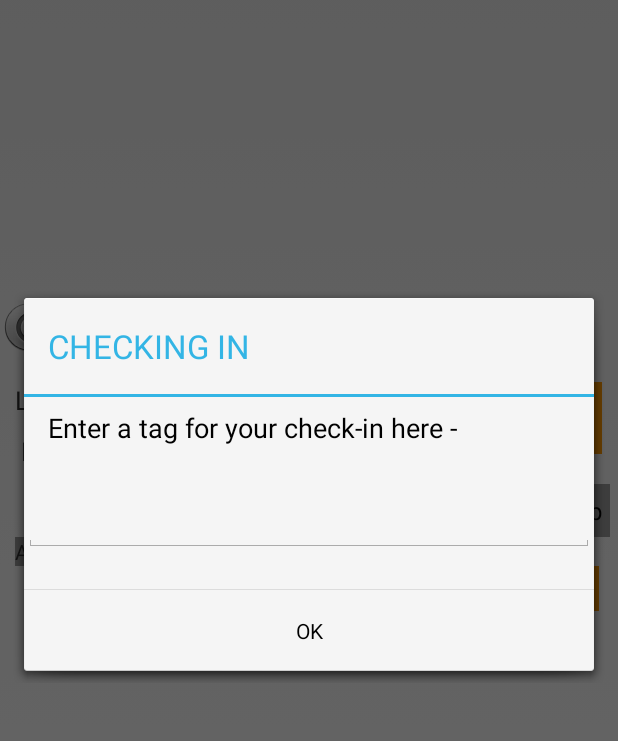
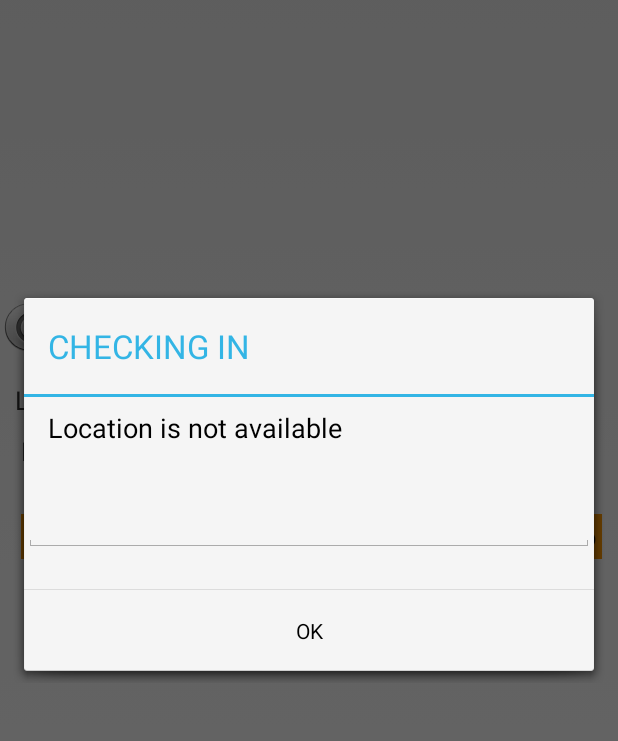
Before and after one commit to madamvixen/LocatioNinja, an Android app: the screen it shows after launch (MapsActivity), after a tap on "Check-In", on a phone screen of 412 x 824 dp, the part 133-874 px from its top. Run offline under Robolectric (Android 15) with nearby library versions, the phone set to English and light mode, and no system bars; libraries missing offline, so code that uses them is left out: com.google.maps.android.

Commit message:
--Corrected  code for choice between network localization and GPS. Still a few bugs left to fix.  -- Able to generate Heatmap. Bug: tile overlayoptions does not allow for hiding heatmaps.

```diff
--- a/app/src/main/java/com/mobileapp/rutgers/locationinja/DatabaseHandler.java
+++ b/app/src/main/java/com/mobileapp/rutgers/locationinja/DatabaseHandler.java
@@ -32,7 +32,7 @@ public class DatabaseHandler extends SQLiteOpenHelper {
     @Override
     public void onCreate(SQLiteDatabase db) {
         String CREATE_PRODUCTS_TABLE = "CREATE TABLE IF NOT EXISTS "+ TABLE_DOCS + "(" + KEY_ID +" INTEGER PRIMARY KEY AUTOINCREMENT NOT NULL, "+KEY_PLACENAME
-                + " TEXT NOT NULL," + KEY_LATITUDE + " TEXT NOT NULL UNIQUE," + KEY_LONGITUDE + " TEXT NOT NULL UNIQUE" + ")";
+                + " TEXT NOT NULL," + KEY_LATITUDE + " TEXT NOT NULL," + KEY_LONGITUDE + " TEXT NOT NULL" + ")";
 
 
 //        Log.e("DATABSE HELPER", "the query is: " + CREATE_PRODUCTS_TABLE);
--- a/app/src/main/java/com/mobileapp/rutgers/locationinja/HMDatabaseHandler.java
+++ b/app/src/main/java/com/mobileapp/rutgers/locationinja/HMDatabaseHandler.java
@@ -33,7 +33,7 @@ public class HMDatabaseHandler  extends SQLiteOpenHelper {
     @Override
     public void onCreate(SQLiteDatabase db) {
         String CREATE_HEATMAP_TABLE = "CREATE TABLE IF NOT EXISTS "+ TABLE_HM + "(" + KEY_HMID +" INTEGER PRIMARY KEY AUTOINCREMENT NOT NULL, " +
-                KEY_HMNAME + " TEXT NOT NULL," + KEY_HMLATI + " TEXT NOT NULL UNIQUE," + KEY_HMLONG + " TEXT NOT NULL UNIQUE" + ")";
+                KEY_HMNAME + " TEXT," + KEY_HMLATI + " TEXT NOT NULL," + KEY_HMLONG + " TEXT NOT NULL" + ")";
 
 //        Log.e("DATABSE HELPER", "the query is: " + CREATE_PRODUCTS_TABLE);
         db.execSQL(CREATE_HEATMAP_TABLE);
@@ -50,6 +50,7 @@ public class HMDatabaseHandler  extends SQLiteOpenHelper {
 
         SQLiteDatabase db = getWritableDatabase();
         ContentValues _values = new ContentValues();
+        _values.put(KEY_HMNAME, _checkedInLocation.get_nameofplace());
         _values.put(KEY_HMLATI, _checkedInLocation.get_latitude());
         _values.put(KEY_HMLONG, _checkedInLocation.get_longitude());
         db.insert(TABLE_HM, null, _values);
--- a/app/src/main/java/com/mobileapp/rutgers/locationinja/MapsActivity.java
+++ b/app/src/main/java/com/mobileapp/rutgers/locationinja/MapsActivity.java
@@ -28,6 +28,7 @@ import android.widget.Button;
 import android.widget.CheckBox;
 import android.widget.EditText;
 import android.widget.ListView;
+import android.widget.RadioButton;
 import android.widget.TextView;
 import android.widget.Toast;
 import android.widget.ZoomControls;
@@ -66,6 +67,7 @@ public class MapsActivity extends FragmentActivity implements GoogleApiClient.Co
     Button BtnCheckIn;
     Button BtnViewAllLocations;
     Button BtnClearEntries;
+
     CheckBox BtnViewHeatMap;
     ZoomControls ControlMapZoom;
 
@@ -80,23 +82,22 @@ public class MapsActivity extends FragmentActivity implements GoogleApiClient.Co
     static Geocoder geocoder;
     GoogleApiClient mGoogleApiClient;
 
+    boolean isHeatMapEnabled = false;
+
     @Override
     protected void onCreate(Bundle savedInstanceState) {
         super.onCreate(savedInstanceState);
         setContentView(R.layout.activity_maps);
-//        Log.e("LocaioNinja", "The thread id is: " + android.os.Process.getThreadPriority(android.os.Process.myTid()));
 
         //Building the API client - for Location Services API
         this.buildGoogleApiClient();
-
-        //Start background task on obtaining locations for heatmaps
-//        new updateLocationTask().execute();
 
         // Obtain the SupportMapFragment and get notified when the map is ready to be used.
         SupportMapFragment mapFragment = (SupportMapFragment) getSupportFragmentManager()
                 .findFragmentById(R.id.map);
         mapFragment.getMapAsync(this);
 
+        //Initialising the UI components
         longitudeTV = (TextView) findViewById(R.id.longitudeText);
         latitudeTV = (TextView) findViewById(R.id.latitudeText);
         addressTV = (TextView) findViewById(R.id.addressTextView);
@@ -105,44 +106,42 @@ public class MapsActivity extends FragmentActivity implements GoogleApiClient.Co
         BtnClearEntries = (Button) findViewById(R.id.buttonClear);
         BtnViewHeatMap = (CheckBox) findViewById(R.id.showHeatMapButton);
         ControlMapZoom = (ZoomControls) findViewById(R.id.mapZoomControls);
-
         dbHandler = new DatabaseHandler(getApplicationContext(), null, null, 1);
 
         myLocations = dbHandler.getAllMyLocations();
-        showCheckIns(myLocations);
+        showCheckIns(myLocations); //display checkdin locations on launch
 
         hmdbHandler = new HMDatabaseHandler(getApplicationContext(), null, null, 1);
 
         if (Geocoder.isPresent()) {
             geocoder = new Geocoder(MapsActivity.this);
         }
-
-        BtnViewAllLocations.setOnClickListener(new View.OnClickListener() {
-            @Override
-            public void onClick(View v) {
-//                List<checkedInLocation> myLocations = dbHandler.getAllMyLocations();
-                    showCheckIns(myLocations);
-            }
-        });
-
-        BtnClearEntries.setOnClickListener(new View.OnClickListener() {
-            @Override
-            public void onClick(View v) {
-                dbHandler.clearDatabase();
-            }
-        });
+//          to view all checked in locations and clear the entries
+//        BtnViewAllLocations.setOnClickListener(new View.OnClickListener() {
+//            @Override
+//            public void onClick(View v) {
+////                List<checkedInLocation> myLocations = dbHandler.getAllMyLocations();
+//                showCheckIns(myLocations);
+//            }
+//        });
+//
+//        BtnClearEntries.setOnClickListener(new View.OnClickListener() {
+//            @Override
+//            public void onClick(View v) {
+//                dbHandler.clearDatabase();
+//            }
+//        });
 
     }
 
+    //Method to display the Checked in locations by the user
     private void showCheckIns(List<checkedInLocation> _myLocations) {
 
         AlertDialog.Builder _alertDialog = new AlertDialog.Builder(MapsActivity.this);
         _alertDialog.setTitle("CHECK-INS");
 
-        if(_myLocations.isEmpty())
-        {
-            Log.e("LOCATIONINJA", "LIST IS EMPTY");
-
+        if (_myLocations.isEmpty()) {
+//            Log.e("LOCATIONINJA", "LIST IS EMPTY");
             _alertDialog.setMessage("Sorry! You have no check-ins!");
             _alertDialog.setPositiveButton("OK", new DialogInterface.OnClickListener() {
                 @Override
@@ -150,16 +149,13 @@ public class MapsActivity extends FragmentActivity implements GoogleApiClient.Co
                     dialog.cancel();
                 }
             });
-        }
-        else
-        {
+        } else {
             String _placenames[] = new String[dbHandler.getLocationsCount()];
 
             for (int index = 0; index < dbHandler.getLocationsCount(); index++) {
-                Log.e("LOCATIONINJA", String.valueOf(_myLocations.get(index).getId()) + ", " + _myLocations.get(index).get_nameofplace() +
-                        " , " + _myLocations.get(index).get_latitude() + " , " + _myLocations.get(index).get_longitude());
+//                Log.e("LOCATIONINJA", String.valueOf(_myLocations.get(index).getId()) + ", " + _myLocations.get(index).get_nameofplace() +
+//                        " , " + _myLocations.get(index).get_latitude() + " , " + _myLocations.get(index).get_longitude());
                 _placenames[index] = _myLocations.get(index).get_nameofplace();
-//            _myData.add(_myLocations.get(index).get_nameofplace());
             }
 
             LayoutInflater inflater = getLayoutInflater();
@@ -168,13 +164,11 @@ public class MapsActivity extends FragmentActivity implements GoogleApiClient.Co
             (convertView.findViewById(R.id.etext)).setVisibility(View.INVISIBLE);
 
             if (_placenames.length != 0) {
-                Log.e("LocatioNinja", "inside the non-empty checkins ");
                 ArrayAdapter<String> _myData = new ArrayAdapter<>(this, android.R.layout.simple_list_item_1, _placenames);
                 lv.setAdapter(_myData);
             }
 
             _alertDialog.setView(convertView);
-
             _alertDialog.setNeutralButton("OK", new DialogInterface.OnClickListener() {
                 @Override
                 public void onClick(DialogInterface dialog, int which) {
@@ -185,13 +179,14 @@ public class MapsActivity extends FragmentActivity implements GoogleApiClient.Co
         _alertDialog.show();
     }
 
+    //Broadcast receiver for obtaining the change in location from the intent service
     static ArrayList<String> Distances = new ArrayList<>();
-    public static class _bReceiver extends BroadcastReceiver{
+    public static class _bReceiver extends BroadcastReceiver {
         Bundle extras;
+
         @Override
         public void onReceive(Context context, Intent intent) {
-            if(intent.getAction()=="UPDATELOCATION") {
-                Log.e("LOCATIONINJA", "Received broadcast");
+            if (intent.getAction() == "UPDATELOCATION") {
                 extras = intent.getExtras();
                 Distances = intent.getStringArrayListExtra("distances");
                 myLastlocation = (Location) extras.get("newlocation");
@@ -208,17 +203,17 @@ public class MapsActivity extends FragmentActivity implements GoogleApiClient.Co
                                 String.valueOf(myLastlocation.getLatitude()), String.valueOf(myLastlocation.getLongitude()));
                         dbh.createHMLocation(_checkedInLocation);
                     }
-                }, 10000, 300000);
+                }, 10000, 300000);//schedule task of updating the locations every 5 mins
             }
         }
     }
 
-    private boolean isGPSEnabled(){
+    private boolean isGPSEnabled() {
         locManager = (LocationManager) getBaseContext().getSystemService(LOCATION_SERVICE);
         return locManager.isProviderEnabled(LocationManager.GPS_PROVIDER);
     }
 
-    private boolean isNetworkEnabled(){
+    private boolean isNetworkEnabled() {
         locManager = (LocationManager) getBaseContext().getSystemService(LOCATION_SERVICE);
         return locManager.isProviderEnabled(LocationManager.NETWORK_PROVIDER);
     }
@@ -234,22 +229,17 @@ public class MapsActivity extends FragmentActivity implements GoogleApiClient.Co
         //TODO: Check if location enabled - else don't go ahead with application
 
         if (!isGPSEnabled() && !isNetworkEnabled()) {
-            Log.e("LocatioNinja", "Showing alert dialog for enabling location");
+//            Log.e("LocatioNinja", "Showing alert dialog for enabling location");
             showSettingsAlert();
-        }
-        else
+        } else
             mGoogleApiClient.connect();
     }
 
     @Override
-    public void onResume()
-    {
+    public void onResume() {
         super.onResume();
-        if(!mGoogleApiClient.isConnected() && isGPSEnabled() && isNetworkEnabled()) {
+        if (!mGoogleApiClient.isConnected() && (isGPSEnabled() || isNetworkEnabled())) {
             mGoogleApiClient.connect();
-        }
-        else if(!isGPSEnabled()&& !isNetworkEnabled()) {
-             BtnCheckIn.setEnabled(false);
         }
 
         BtnCheckIn.setOnClickListener(new View.OnClickListener() {
@@ -262,15 +252,19 @@ public class MapsActivity extends FragmentActivity implements GoogleApiClient.Co
     }
 
     EditText tv;
+
     private void showCheckingInAlert() {
         LayoutInflater inflater = getLayoutInflater();
         View convertView = (View) inflater.inflate(R.layout.locationlist, null);
         tv = (EditText) convertView.findViewById(R.id.etext);
 
-        AlertDialog.Builder _alertDialog = new AlertDialog.Builder(MapsActivity.this)
+        final AlertDialog.Builder _alertDialog = new AlertDialog.Builder(MapsActivity.this)
                 .setTitle("CHECKING IN")
-                .setView(convertView)
-                .setMessage("Enter a tag for your check-in here -");
+                .setView(convertView);
+        if(myLastlocation!=null)
+                _alertDialog.setMessage("Enter a tag for your check-in here -");
+        else
+            _alertDialog.setMessage("Location is not available");
 
         _alertDialog.setPositiveButton("OK", new DialogInterface.OnClickListener() {
             @Override
@@ -296,7 +290,9 @@ public class MapsActivity extends FragmentActivity implements GoogleApiClient.Co
      * installed Google Play services and returned to the app.
      */
 
+    //Display the Map View
     static LatLng myPresentLoc;
+
     @Override
     public void onMapReady(GoogleMap googleMap) {
         mMap = googleMap;
@@ -330,23 +326,24 @@ public class MapsActivity extends FragmentActivity implements GoogleApiClient.Co
                         index = 4;
                         break;
                 }
-
+                if (!Distances.isEmpty()) {
                     marker.setSnippet("you are " + Distances.get(index) + " miles away from here!");
+                }
                 marker.showInfoWindow();
                 return false;
             }
         });
 
-        mMap.setOnMyLocationButtonClickListener(new GoogleMap.OnMyLocationButtonClickListener() {
-            @Override
-            public boolean onMyLocationButtonClick() {
-                //check if location enabled
-                if (isGPSEnabled() && isNetworkEnabled()) {
-                    BtnCheckIn.setEnabled(true);
-                }
-                return false;
-            }
-        });
+//        mMap.setOnMyLocationButtonClickListener(new GoogleMap.OnMyLocationButtonClickListener() {
+//            @Override
+//            public boolean onMyLocationButtonClick() {
+//                //check if location enabled
+//                if (isGPSEnabled() && isNetworkEnabled()) {
+//                    BtnCheckIn.setEnabled(true);
+//                }
+//                return false;
+//            }
+//        });
 
         //implementing Zoom in-out controls
         ControlMapZoom.setOnZoomInClickListener(new View.OnClickListener() {
@@ -367,12 +364,12 @@ public class MapsActivity extends FragmentActivity implements GoogleApiClient.Co
         BtnViewHeatMap.setOnClickListener(new View.OnClickListener() {
             @Override
             public void onClick(View v) {
-                if(BtnViewHeatMap.isChecked())
                  addHeatMap();
             }
         });
     }
 
+    //Method to add heatmap to the given map
     private void addHeatMap() {
             List<checkedInLocation> _manualLocations = dbHandler.getAllMyLocations();
             List<checkedInLocation> myLocations = hmdbHandler.getAllMyHMLocations();
@@ -380,25 +377,24 @@ public class MapsActivity extends FragmentActivity implements GoogleApiClient.Co
 
             Collection<LatLng> myCoordinates = new ArrayList<>();
 
-        for(int i = 0; i<myLocations.size();i++) {
+            for (int i = 0; i < myLocations.size(); i++) {
                 myCoordinates.add(new LatLng(Double.parseDouble(myLocations.get(i).get_latitude()), Double.parseDouble(myLocations.get(i).get_longitude())));
             }
 
 //      Create a heat map tile provider, passing it the latlngs of the police stations.
             HeatmapTileProvider provider = new HeatmapTileProvider.Builder().data(myCoordinates).build();
 //      Add a tile overlay to the map, using the heat map tile provider.
-        mMap.addTileOverlay(new TileOverlayOptions().tileProvider(provider));
-
+            mMap.addTileOverlay(new TileOverlayOptions().tileProvider(provider).visible(BtnViewHeatMap.isChecked()));
     }
 
+    //Zooming to current location
     static boolean mapupd = false;
-    public static void updateMarker(Location location)
-    {
+    public static void updateMarker(Location location) {
         if (location != null) {
             Log.e("LocatioNinja", "my Location not null");
 
             myPresentLoc = new LatLng(location.getLatitude(), location.getLongitude());
-            if(!mapupd) {
+            if (!mapupd) {
 //                mMap.addMarker(new MarkerOptions().position(myPresentLoc).title("I am Here"));
                 mMap.animateCamera(CameraUpdateFactory.newLatLngZoom(myPresentLoc, 13));
                 mapupd = true;
@@ -409,17 +405,16 @@ public class MapsActivity extends FragmentActivity implements GoogleApiClient.Co
         }
     }
 
-    private static void updateAddress(Location location)
-    {
+    //Method to update address of the present location
+    private static void updateAddress(Location location) {
 //            ---------------------------------------------------------------------------------------------------------------------------------------
 //            Using GeoCoder for obtaining the address given the location;
 //            geoCoder created in onCreate() method
-        if(location!=null) {
+        if (location != null) {
             List<Address> getAddresses = null;
             if (geocoder != null) {
-                Log.e("LocatioNinja", "Geocoder present, getting the address");
+//                Log.e("LocatioNinja", "Geocoder present, getting the address");
                 try {
-
                     getAddresses = geocoder.getFromLocation(location.getLatitude(), location.getLongitude(), 10);
                 } catch (IOException e) {
                     e.printStackTrace();
@@ -428,7 +423,7 @@ public class MapsActivity extends FragmentActivity implements GoogleApiClient.Co
 
             if (getAddresses != null) {
                 for (int i = 0; i < getAddresses.size(); i++) {
-                    Log.e("LocationNinja", getAddresses.get(i).toString());
+//                    Log.e("LocationNinja", getAddresses.get(i).toString());
                     String addString = getAddresses.get(0).getAddressLine(0) + "\n" + getAddresses.get(0).getAddressLine(1) + "\n" +
                             getAddresses.get(0).getAddressLine(2);
                     addressTV.setText(addString);
@@ -440,6 +435,7 @@ public class MapsActivity extends FragmentActivity implements GoogleApiClient.Co
 
     @Override
     public void onLocationChanged(Location location) {
+
     }
 
     @Override
@@ -457,8 +453,9 @@ public class MapsActivity extends FragmentActivity implements GoogleApiClient.Co
     @Override
     public void onConnected(Bundle bundle) {
 
-        Log.e("LocatioNinja", "Inside getConnected method");
-        myLocationGetter = new MyLocationGetter(MapsActivity.this, mGoogleApiClient);
+//            Log.e("LocatioNinja", "Inside getConnected method");
+            //RACE AROUND CONDITIONS: MylocationGetter is an intent service and any task scheduled inside intentservice is on a worker thread and not the main thread. This helps prevent race around condition.
+            myLocationGetter = new MyLocationGetter(MapsActivity.this, mGoogleApiClient, isGPSEnabled(), isNetworkEnabled());
             Intent intent = new Intent();
             intent.setAction("GETLOCATION");
             myLocationGetter.onBind(intent);
@@ -484,26 +481,29 @@ public class MapsActivity extends FragmentActivity implements GoogleApiClient.Co
         alertDialog.setPositiveButton("OK", new DialogInterface.OnClickListener() {
             @Override
             public void onClick(DialogInterface dialog, int which) {
+                dialog.dismiss();
+                //Launch the Location settings screen
                 Intent intent = new Intent(Settings.ACTION_LOCATION_SOURCE_SETTINGS);
                 MapsActivity.this.startActivityForResult(intent, 2);
             }
         });
 
-        alertDialog.setNegativeButton("Change settings later", new DialogInterface.OnClickListener() {
-            @Override
-            public void onClick(DialogInterface dialog, int which) {
-                Toast.makeText(MapsActivity.this, "Oopsie! ALL FUNCTIONALITIES WILL NOT BE AVAILABLE!", Toast.LENGTH_LONG).show();
-            }
-        });
+//        alertDialog.setNegativeButton("Change settings later", new DialogInterface.OnClickListener() {
+//            @Override
+//            public void onClick(DialogInterface dialog, int which) {
+//                Toast.makeText(MapsActivity.this, "Oopsie! ALL FUNCTIONALITIES WILL NOT BE AVAILABLE!", Toast.LENGTH_LONG).show();
+//            }
+//        });
 
         alertDialog.show();
     }
 
+    //on location set from settings menu
     @Override
     protected void onActivityResult(int requestCode, int resultCode, Intent _intent)
     {
         if(requestCode == 2) {
-            if(isGPSEnabled()&&isNetworkEnabled()) {
+            if(isGPSEnabled()||isNetworkEnabled()) {
                 BtnCheckIn.setEnabled(true);
                 mGoogleApiClient.connect();
             }
@@ -511,10 +511,10 @@ public class MapsActivity extends FragmentActivity implements GoogleApiClient.Co
     }
 
     @Override
-    public void onStop()
-    {
+    public void onStop()    {
         super.onStop();
         dbHandler.close();
+        hmdbHandler.close();
     }
 
 }
--- a/app/src/main/res/layout/activity_maps.xml
+++ b/app/src/main/res/layout/activity_maps.xml
@@ -1,6 +1,7 @@
 <RelativeLayout xmlns:android="http://schemas.android.com/apk/res/android"
     android:layout_width="match_parent"
-    android:layout_height="match_parent">
+    android:layout_height="match_parent"
+    android:clickable="true">
 
     <fragment
         android:layout_width="match_parent"
@@ -14,17 +15,14 @@
     <Button
         android:id="@+id/CheckInButton"
         android:layout_width="150dp"
-        android:layout_height="wrap_content"
+        android:layout_height="30dp"
         android:text=" Check-In "
         android:enabled="true"
         android:background="#ff9900"
-        android:layout_marginLeft="5dp"
-        android:layout_marginRight="5dp"
-        android:layout_alignTop="@+id/longitudeText"
-        android:layout_alignEnd="@+id/showHeatMapButton"
         android:clickable="true"
         android:ellipsize="end"
-        android:layout_alignStart="@+id/showHeatMapButton" />
+        android:layout_below="@+id/buttonClear"
+        android:layout_alignStart="@+id/textView2" />
 
     <TextView
         android:layout_width="wrap_content"
@@ -65,42 +63,40 @@
         android:textSize="17sp" />
 
     <CheckBox
-        android:layout_width="150dp"
-        android:layout_height="35dp"
+        android:layout_width="wrap_content"
+        android:layout_height="30dp"
         android:text=" Show Heatmap "
         android:id="@+id/showHeatMapButton"
-        android:background="#999999"
+        android:background="#ff9900"
         android:layout_marginLeft="5dp"
         android:layout_marginRight="5dp"
-        android:layout_below="@+id/textView2"
-        android:layout_alignEnd="@+id/map"
-        android:layout_alignParentEnd="true"
-        android:layout_alignParentStart="false"
         android:ellipsize="end"
         android:checked="false"
-        android:clickable="true"/>
+        android:clickable="true"
+        android:layout_below="@+id/buttonViewAllLocations"
+        android:layout_alignEnd="@+id/map" />
 
     <TextView
-        android:layout_width="wrap_content"
+        android:layout_width="match_parent"
         android:layout_height="wrap_content"
         android:text="Address:"
         android:id="@+id/addressTextView"
-        android:layout_below="@+id/showHeatMapButton"
-        android:layout_alignStart="@+id/textView"
-        android:background="#999999" />
+        android:layout_marginTop="46dp"
+        android:layout_below="@+id/CheckInButton"
+        android:layout_alignStart="@+id/buttonViewAllLocations" />
 
     <Button
         style="?android:attr/buttonStyleSmall"
         android:layout_width="150dp"
         android:layout_height="30dp"
-        android:text="View Check-ins"
+        android:text="View All Check-ins"
         android:id="@+id/buttonViewAllLocations"
         android:background="#ff9900"
         android:layout_marginLeft="2dp"
         android:layout_marginRight="2dp"
-        android:layout_below="@+id/addressTextView"
+        android:layout_below="@+id/latitudeText"
         android:layout_alignStart="@+id/CheckInButton"
-        android:layout_alignEnd="@+id/CheckInButton" />
+        android:visibility="invisible" />
 
     <Button
         style="?android:attr/buttonStyleSmall"
```
Also changed, not shown: app/src/main/java/com/mobileapp/rutgers/locationinja/MyLocationGetter.java (+142 -37 lines), 1 other file. Lines whose indentation alone changed are shown as unchanged.
